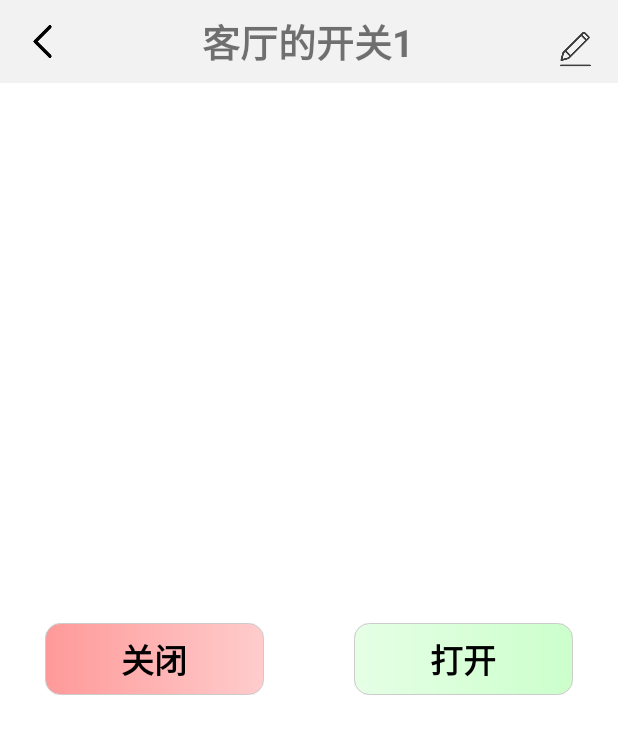
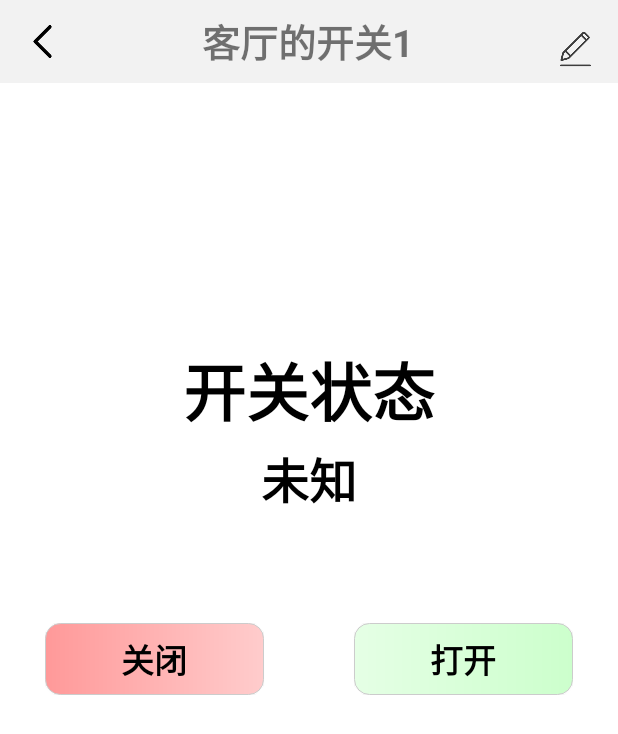
Before and after one commit to mj3622/SmartHomeApp, an Android app: the fragment SwitchFragment placed in its activity, on a phone screen of 412 x 824 dp. Shown: the top 734 px of the screen. Run offline under Robolectric (Android 15) with nearby library versions, the phone set to English and light mode, and no system bars; network calls fail; 3 statements that could not run were skipped.

Commit message:
fix some bugs

```diff
--- a/app/src/main/java/com/minjer/smarthome/DebugActivity.java
+++ b/app/src/main/java/com/minjer/smarthome/DebugActivity.java
@@ -54,7 +54,7 @@ public class DebugActivity extends AppCompatActivity {
         });
 
         findViewById(R.id.debug_rabbitmq).setOnClickListener(v -> {
-            Action action = new Action(Device.RASPBERRY_ID, Action.ACTION_TYPE_OPEN, TimeUtil.getNowMillis(), Device.TYPE_RASPBERRY, "temp_hum");
+            Action action = new Action(Device.RASPBERRY_ID, Action.ACTION_TYPE_OPEN, TimeUtil.getNowMillis(), Device.TYPE_RASPBERRY, "switch");
             ActionClient.sendAction(this, action);
             Log.d("DebugActivity", "发送消息成功");
         });
--- a/app/src/main/java/com/minjer/smarthome/deviceFragent/RadarFragment.java
+++ b/app/src/main/java/com/minjer/smarthome/deviceFragent/RadarFragment.java
@@ -16,6 +16,7 @@ import com.minjer.smarthome.pojo.Action;
 import com.minjer.smarthome.pojo.Device;
 import com.minjer.smarthome.utils.PageUtil;
 
+import java.util.HashMap;
 import java.util.Map;
 import java.util.Random;
 
@@ -45,6 +46,7 @@ public class RadarFragment extends Fragment {
 
         // 获取传感器数据
         Map<String, String> res_map = ActionClient.getRadarData(getContext(), device.getID());
+        if (res_map == null)  res_map = new HashMap<>();
         String exist_people = res_map.get(Device.RADAR_EXIST_PEOPLE);
         String move_object = res_map.get(Device.RADAR_MOVE_OBJECT);
         String static_object = res_map.get(Device.RADAR_STATIC_OBJECT);
@@ -63,7 +65,6 @@ public class RadarFragment extends Fragment {
         TextView tv_move_object = rootView.findViewById(R.id.radar_move_object);
         TextView tv_static_object = rootView.findViewById(R.id.radar_static_object);
 
-        // TODO 接入传感器数据，还要进行数据判别
         if (exist_people.equals("0")) {
             tv_exist_people.setText("未检测到附近有人");
         } else {
--- a/app/src/main/res/layout/fragment_switch.xml
+++ b/app/src/main/res/layout/fragment_switch.xml
@@ -6,11 +6,33 @@
     android:background="@color/white"
     tools:context=".deviceFragent.SwitchFragment">
 
+    <TextView
+        android:layout_width="wrap_content"
+        android:layout_height="wrap_content"
+        android:text="开关状态"
+        android:textColor="@color/black"
+        android:textSize="42dp"
+        android:textStyle="bold"
+        android:layout_gravity="center"
+        android:layout_marginBottom="180dp"/>
+
+    <TextView
+        android:layout_width="wrap_content"
+        android:layout_height="wrap_content"
+        android:id="@+id/switch_status"
+        android:text="未知"
+        android:textColor="@color/black"
+        android:textSize="32dp"
+        android:textStyle="bold"
+        android:layout_gravity="center"
+        android:layout_marginBottom="120dp"/>
+
+
     <LinearLayout
         android:layout_width="match_parent"
         android:layout_height="wrap_content"
+        android:layout_gravity="center"
         android:layout_margin="20dp"
-        android:layout_gravity="center"
         android:orientation="horizontal">
 
         <Button
@@ -20,10 +42,10 @@
             android:layout_marginRight="30dp"
             android:layout_weight="1"
             android:background="@drawable/button_select_off"
+            android:text="关闭"
             android:textColor="@color/black"
             android:textSize="22dp"
-            android:textStyle="bold"
-            android:text="关闭" />
+            android:textStyle="bold" />
 
         <Button
             android:id="@+id/switch_btn_on"
@@ -31,11 +53,11 @@
             android:layout_height="wrap_content"
             android:layout_marginLeft="30dp"
             android:layout_weight="1"
+            android:background="@drawable/button_select_on"
+            android:text="打开"
             android:textColor="@color/black"
             android:textSize="22dp"
-            android:textStyle="bold"
-            android:background="@drawable/button_select_on"
-            android:text="打开" />
+            android:textStyle="bold" />
 
     </LinearLayout>
 
```
Also changed, not shown: app/src/main/java/com/minjer/smarthome/adapter/ActionPackAdapter.java (+7 -0 lines), app/src/main/java/com/minjer/smarthome/deviceFragent/SwitchFragment.java (+27 -0 lines), app/src/main/java/com/minjer/smarthome/http/ActionClient.java (+44 -1 lines).
